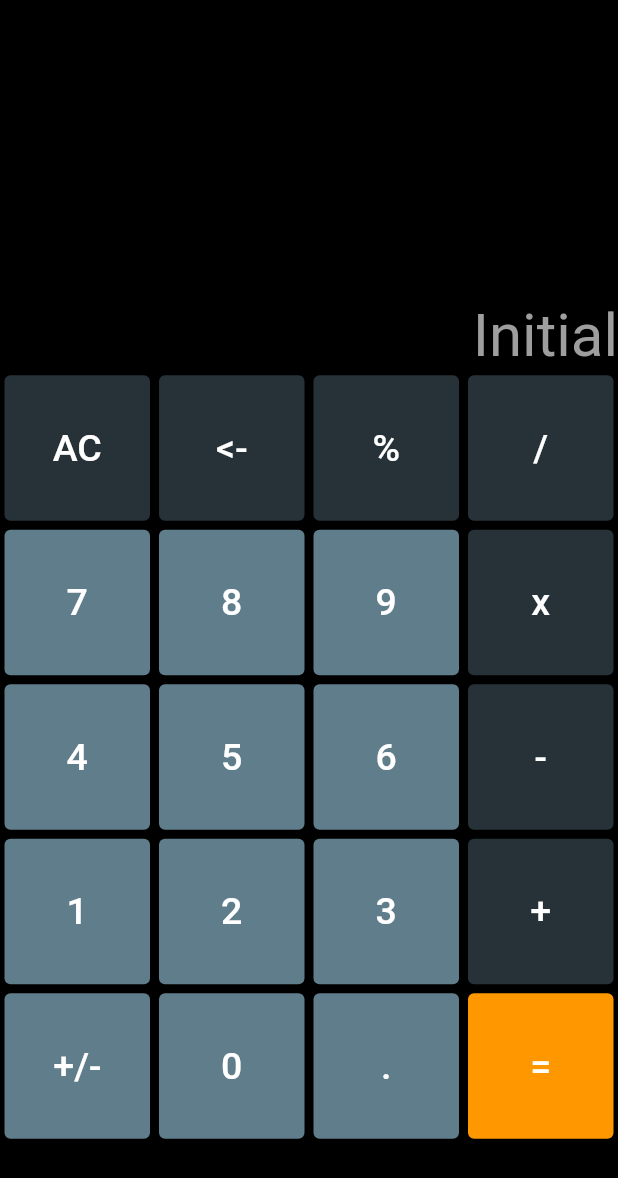
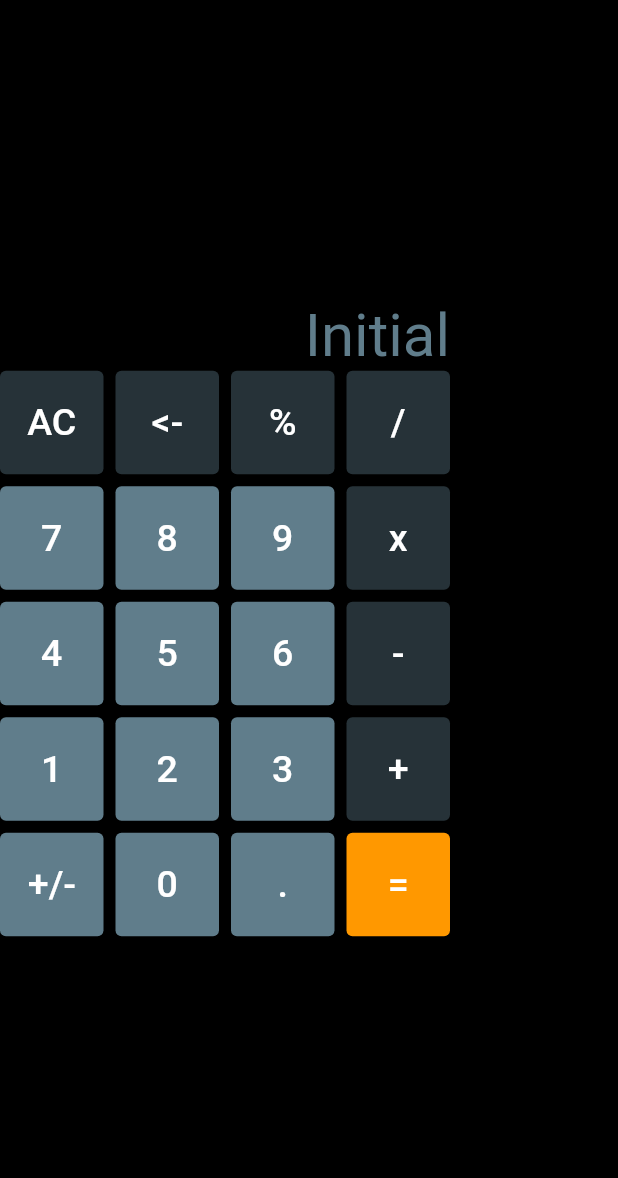
Before and after one commit to mittalayush1430/calculator, a Flutter app: the screen it shows after launch, on a phone screen of 412 x 824 dp. Shown: the top 1178 px of the screen. Run offline on Flutter 3.47's test engine with Material 2 defaults, Android fonts, the phone set to English and light mode, and no system bars; our stand-ins replace flutter_riverpod, hooks_riverpod, math_expressions.

Commit message:
breaking changes

```diff
--- a/lib/app/calculator/logic/providers.dart
+++ b/lib/app/calculator/logic/providers.dart
@@ -1,9 +1,10 @@
 import 'dart:math';
 
-import 'package:calculator/app/calculator/utilities/constants.dart';
 import 'package:flutter/foundation.dart';
 import 'package:flutter_riverpod/flutter_riverpod.dart';
 import 'package:math_expressions/math_expressions.dart';
+
+import '../utilities/constants.dart';
 
 final resultTextProvider = StateNotifierProvider<ResultTextNotifier, String>(
   (ref) => ResultTextNotifier(
--- a/lib/app/calculator/presentation/screens/calculator_screen.dart
+++ b/lib/app/calculator/presentation/screens/calculator_screen.dart
@@ -1,7 +1,8 @@
-import 'package:calculator/app/calculator/presentation/theme/colors.dart';
-import 'package:calculator/app/calculator/presentation/widgets/button_grid.dart';
-import 'package:calculator/app/calculator/presentation/widgets/result_text.dart';
 import 'package:flutter/material.dart';
+
+import '../theme/colors.dart';
+import '../widgets/button_grid.dart';
+import '../widgets/result_text.dart';
 
 class CalculatorScreen extends StatelessWidget {
   const CalculatorScreen({Key? key}) : super(key: key);
@@ -11,11 +12,12 @@
     return Scaffold(
       backgroundColor: MyColors.black,
       body: SizedBox(
+        // width: MediaQuery.of(context).size.width,
+        width: 300,
         child: Column(
-          mainAxisAlignment: MainAxisAlignment.spaceBetween,
           children: const [
             ResultText(),
-            ButtonGrid(),
+            Expanded(flex: 7, child: ButtonGrid()),
           ],
         ),
       ),
--- a/lib/app/calculator/presentation/theme/styles.dart
+++ b/lib/app/calculator/presentation/theme/styles.dart
@@ -1,3 +1,13 @@
 import 'package:flutter/material.dart';
 
-const resultTextStyle = TextStyle(color: Colors.grey, fontSize: 40.0);
+import 'colors.dart';
+
+const resultTextStyle = TextStyle(
+  color: MyColors.blueGrey,
+  fontSize: 40.0,
+);
+
+const buttonTextStyle = TextStyle(
+  color: MyColors.white,
+  fontSize: 25.0,
+);
--- a/lib/app/calculator/presentation/widgets/button_grid.dart
+++ b/lib/app/calculator/presentation/widgets/button_grid.dart
@@ -1,30 +1,39 @@
-import 'package:calculator/app/calculator/presentation/theme/colors.dart';
-import 'package:calculator/app/calculator/utilities/common_widgets.dart';
-import 'package:calculator/app/calculator/utilities/constants.dart';
 import 'package:flutter/material.dart';
+import 'package:hooks_riverpod/hooks_riverpod.dart';
 
-class ButtonGrid extends StatelessWidget {
+import '../../logic/providers.dart';
+import '../../utilities/constants.dart';
+import '../theme/styles.dart';
+
+class ButtonGrid extends ConsumerWidget {
   const ButtonGrid({Key? key}) : super(key: key);
 
   @override
-  Widget build(BuildContext context) {
-    return Expanded(
-      flex: 7,
-      child: GridView.builder(
+  Widget build(BuildContext context, ScopedReader watch) {
+    return GridView.builder(
       // physics: const NeverScrollableScrollPhysics(),
       itemCount: buttonModelList.length,
       gridDelegate: const SliverGridDelegateWithFixedCrossAxisCount(
         crossAxisCount: 4,
+        crossAxisSpacing: 8,
+        mainAxisSpacing: 8,
       ),
       itemBuilder: (context, index) {
         final button = buttonModelList[index];
-          return BaseButtonTemplate(
-            text: button.text,
-            buttonColor: button.color,
-            textColor: MyColors.white,
+        return TextButton(
+          key: ValueKey(button.text),
+          onPressed: () => context
+              .read(resultTextProvider.notifier)
+              .updateString(button.text),
+          style: TextButton.styleFrom(
+            backgroundColor: button.color,
+          ),
+          child: Text(
+            button.text,
+            style: buttonTextStyle,
+          ),
         );
       },
-      ),
     );
   }
 }
--- a/lib/app/calculator/presentation/widgets/result_text.dart
+++ b/lib/app/calculator/presentation/widgets/result_text.dart
@@ -1,7 +1,8 @@
-import 'package:calculator/app/calculator/logic/providers.dart';
-import 'package:calculator/app/calculator/presentation/theme/styles.dart';
 import 'package:flutter/material.dart';
 import 'package:hooks_riverpod/hooks_riverpod.dart';
+
+import '../../logic/providers.dart';
+import '../theme/styles.dart';
 
 class ResultText extends ConsumerWidget {
   const ResultText({Key? key}) : super(key: key);
@@ -16,6 +17,7 @@
         color: Colors.black,
         child: Text(
           resultText,
+          key: const ValueKey('Result Text'),
           textAlign: TextAlign.end,
           style: resultTextStyle,
         ),
--- a/lib/app/calculator/utilities/common_widgets.dart
+++ /dev/null
@@ -1,39 +0,0 @@
-import 'package:calculator/app/calculator/logic/providers.dart';
-import 'package:flutter/material.dart';
-import 'package:hooks_riverpod/hooks_riverpod.dart';
-
-class BaseButtonTemplate extends ConsumerWidget {
-  const BaseButtonTemplate({
-    Key? key,
-    required this.text,
-    required this.buttonColor,
-    required this.textColor,
-  }) : super(key: key);
-  final String text;
-  final Color buttonColor;
-  final Color textColor;
-
-  @override
-  Widget build(BuildContext context, ScopedReader watch) {
-    return Container(
-      padding: const EdgeInsets.all(3.0),
-      child: TextButton(
-        onPressed: () =>
-            context.read(resultTextProvider.notifier).updateString(text),
-        style: TextButton.styleFrom(
-          backgroundColor: buttonColor,
-          primary: Colors.white,
-        ),
-        child: Center(
-          child: Text(
-            text,
-            style: TextStyle(
-              color: textColor,
-              fontSize: 25.0,
-            ),
-          ),
-        ),
-      ),
-    );
-  }
-}
--- a/lib/app/calculator/utilities/constants.dart
+++ b/lib/app/calculator/utilities/constants.dart
@@ -1,6 +1,7 @@
-import 'package:calculator/app/calculator/data/model/button_model.dart';
-import 'package:calculator/app/calculator/presentation/theme/colors.dart';
 import 'package:flutter/material.dart';
+
+import '../data/model/button_model.dart';
+import '../presentation/theme/colors.dart';
 
 const List<String> buttonList = [
   'AC',
@@ -59,6 +60,5 @@
       color: Colors.blueGrey.shade900,
     );
   }
-
   return ButtonModel(text: text);
 }).toList();
--- a/lib/main.dart
+++ b/lib/main.dart
@@ -1,6 +1,7 @@
-import 'package:calculator/app/calculator/presentation/screens/calculator_screen.dart';
 import 'package:flutter/material.dart';
 import 'package:flutter_riverpod/flutter_riverpod.dart';
+
+import 'app/calculator/presentation/screens/calculator_screen.dart';
 
 void main() => runApp(const ProviderScope(child: Calculator()));
 
--- a/pubspec.yaml
+++ b/pubspec.yaml
@@ -17,7 +17,10 @@
   flutter_launcher_icons: ^0.9.1
   flutter_test:
     sdk: flutter
+  integration_test:
+    sdk: flutter
   lint: ^1.5.3
+  mockito: ^5.0.13
 
 flutter_icons:
   android: "launcher_icon"
```
Also changed, not shown: test_driver/integration_test.dart (added, +9 -0 lines), pubspec.lock, 9 other files. Lines whose indentation alone changed are shown as unchanged.
